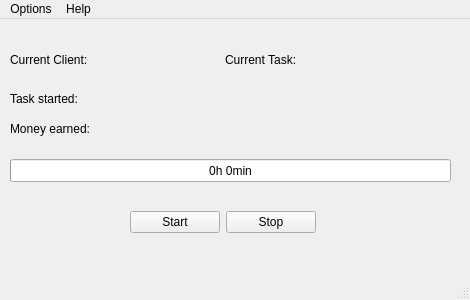
This is src/mainwindow.ui in FelixTheC/QT-TimeIsMoney as Qt 5 draws it before an edit. The edited form follows.
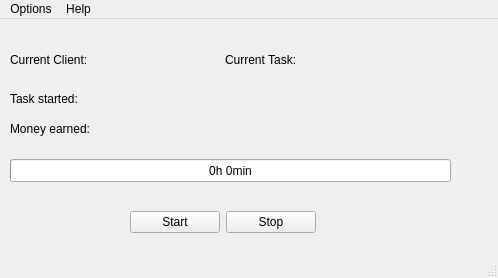
This is the edited form.

```diff
--- a/src/mainwindow.ui
+++ b/src/mainwindow.ui
@@ -6,8 +6,8 @@
    <rect>
     <x>0</x>
     <y>0</y>
-    <width>470</width>
-    <height>300</height>
+    <width>498</width>
+    <height>278</height>
    </rect>
   </property>
   <property name="windowTitle">
@@ -195,7 +195,7 @@
     <rect>
      <x>0</x>
      <y>0</y>
-     <width>470</width>
+     <width>498</width>
      <height>22</height>
     </rect>
    </property>
```
Left out of the diff: 6 changed lines with no effect on the pictures.
